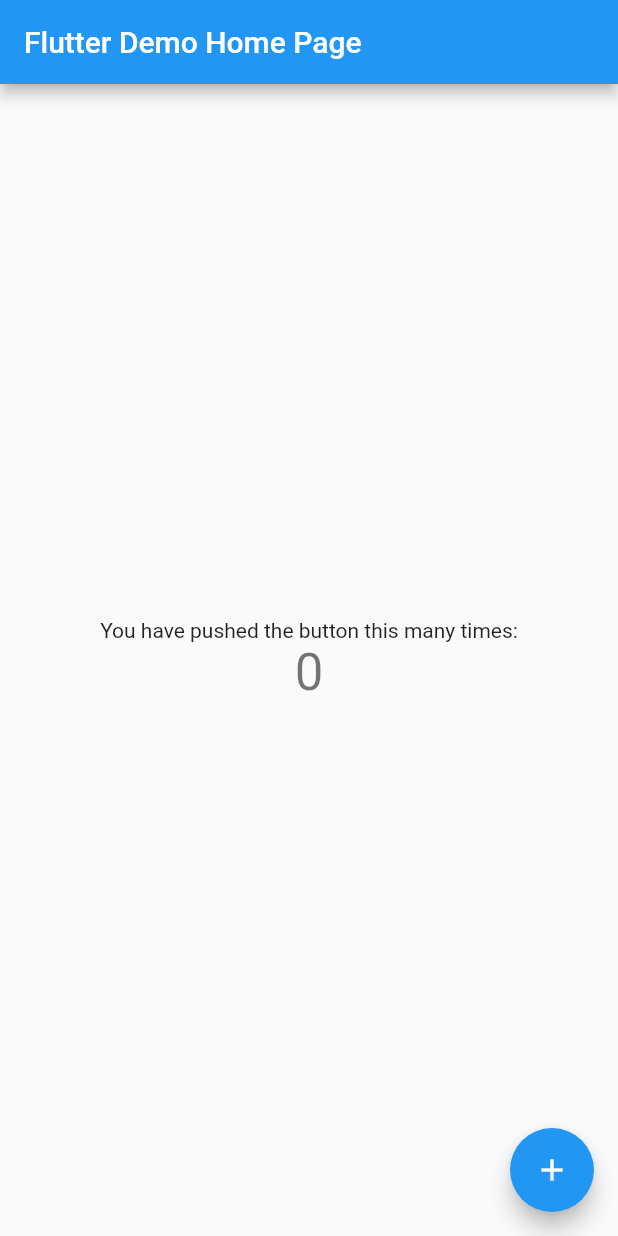
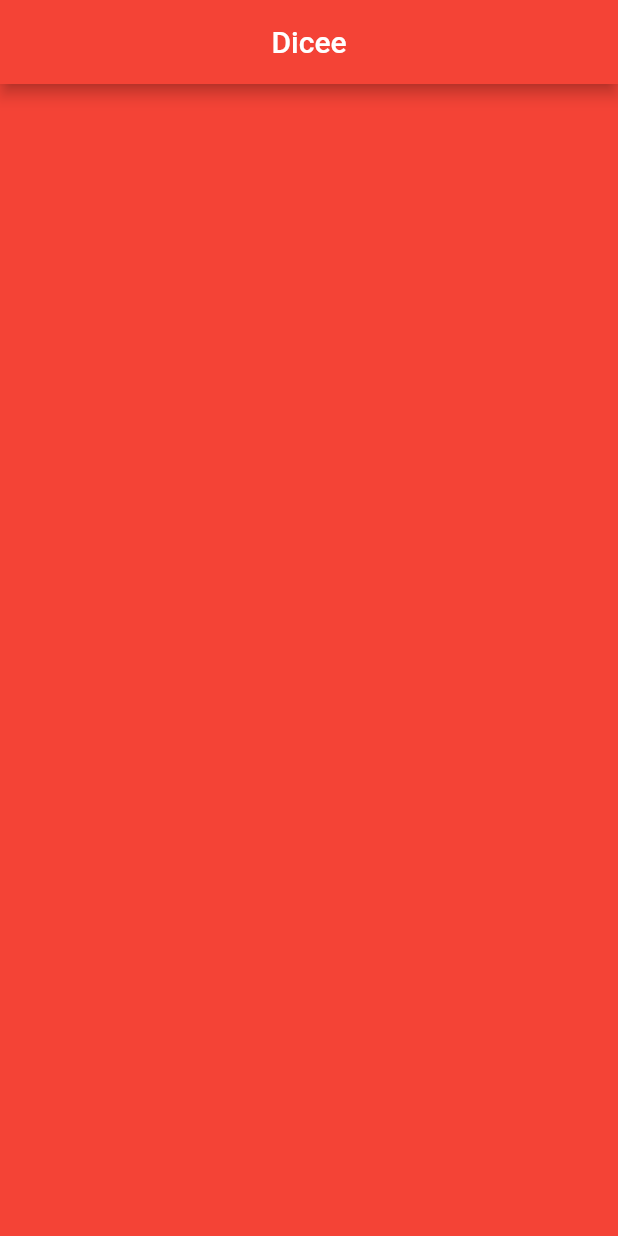
Before and after one commit to vijai-ks/Dicee, a Flutter app: the screen it shows after launch, on a phone screen of 412 x 824 dp. Run offline on Flutter 3.47's test engine with Material 2 defaults, Android fonts, the phone set to English and light mode, and no system bars.

Commit message:
feat: dice_page: Add initial red template and appbar
Signed-off-by: vijai-ks <vijai.ksv@gmail.com>

```diff
--- a/lib/main.dart
+++ b/lib/main.dart
@@ -1,113 +1,25 @@
 import 'package:flutter/material.dart';
 
 void main() {
-  runApp(MyApp());
+  runApp(Dicee());
 }
 
-class MyApp extends StatelessWidget {
-  // This widget is the root of your application.
+class Dicee extends StatelessWidget {
   @override
   Widget build(BuildContext context) {
     return MaterialApp(
-      title: 'Flutter Demo',
-      theme: ThemeData(
-        // This is the theme of your application.
-        //
-        // Try running your application with "flutter run". You'll see the
-        // application has a blue toolbar. Then, without quitting the app, try
-        // changing the primarySwatch below to Colors.green and then invoke
-        // "hot reload" (press "r" in the console where you ran "flutter run",
-        // or simply save your changes to "hot reload" in a Flutter IDE).
-        // Notice that the counter didn't reset back to zero; the application
-        // is not restarted.
-        primarySwatch: Colors.blue,
+      home: Scaffold(
+        backgroundColor: Colors.red,
+        appBar: AppBar(
+          title: Center(
+            child: Text("Dicee"),
+          ),
+          backgroundColor: Colors.red,
+        ),
+        body: SafeArea(
+          child: Container(),
+        ),
       ),
-      home: MyHomePage(title: 'Flutter Demo Home Page'),
     );
   }
 }
-
-class MyHomePage extends StatefulWidget {
-  MyHomePage({Key? key, required this.title}) : super(key: key);
-
-  // This widget is the home page of your application. It is stateful, meaning
-  // that it has a State object (defined below) that contains fields that affect
-  // how it looks.
-
-  // This class is the configuration for the state. It holds the values (in this
-  // case the title) provided by the parent (in this case the App widget) and
-  // used by the build method of the State. Fields in a Widget subclass are
-  // always marked "final".
-
-  final String title;
-
-  @override
-  _MyHomePageState createState() => _MyHomePageState();
-}
-
-class _MyHomePageState extends State<MyHomePage> {
-  int _counter = 0;
-
-  void _incrementCounter() {
-    setState(() {
-      // This call to setState tells the Flutter framework that something has
-      // changed in this State, which causes it to rerun the build method below
-      // so that the display can reflect the updated values. If we changed
-      // _counter without calling setState(), then the build method would not be
-      // called again, and so nothing would appear to happen.
-      _counter++;
-    });
-  }
-
-  @override
-  Widget build(BuildContext context) {
-    // This method is rerun every time setState is called, for instance as done
-    // by the _incrementCounter method above.
-    //
-    // The Flutter framework has been optimized to make rerunning build methods
-    // fast, so that you can just rebuild anything that needs updating rather
-    // than having to individually change instances of widgets.
-    return Scaffold(
-      appBar: AppBar(
-        // Here we take the value from the MyHomePage object that was created by
-        // the App.build method, and use it to set our appbar title.
-        title: Text(widget.title),
-      ),
-      body: Center(
-        // Center is a layout widget. It takes a single child and positions it
-        // in the middle of the parent.
-        child: Column(
-          // Column is also a layout widget. It takes a list of children and
-          // arranges them vertically. By default, it sizes itself to fit its
-          // children horizontally, and tries to be as tall as its parent.
-          //
-          // Invoke "debug painting" (press "p" in the console, choose the
-          // "Toggle Debug Paint" action from the Flutter Inspector in Android
-          // Studio, or the "Toggle Debug Paint" command in Visual Studio Code)
-          // to see the wireframe for each widget.
-          //
-          // Column has various properties to control how it sizes itself and
-          // how it positions its children. Here we use mainAxisAlignment to
-          // center the children vertically; the main axis here is the vertical
-          // axis because Columns are vertical (the cross axis would be
-          // horizontal).
-          mainAxisAlignment: MainAxisAlignment.center,
-          children: <Widget>[
-            Text(
-              'You have pushed the button this many times:',
-            ),
-            Text(
-              '$_counter',
-              style: Theme.of(context).textTheme.headline4,
-            ),
-          ],
-        ),
-      ),
-      floatingActionButton: FloatingActionButton(
-        onPressed: _incrementCounter,
-        tooltip: 'Increment',
-        child: Icon(Icons.add),
-      ), // This trailing comma makes auto-formatting nicer for build methods.
-    );
-  }
-}
```
